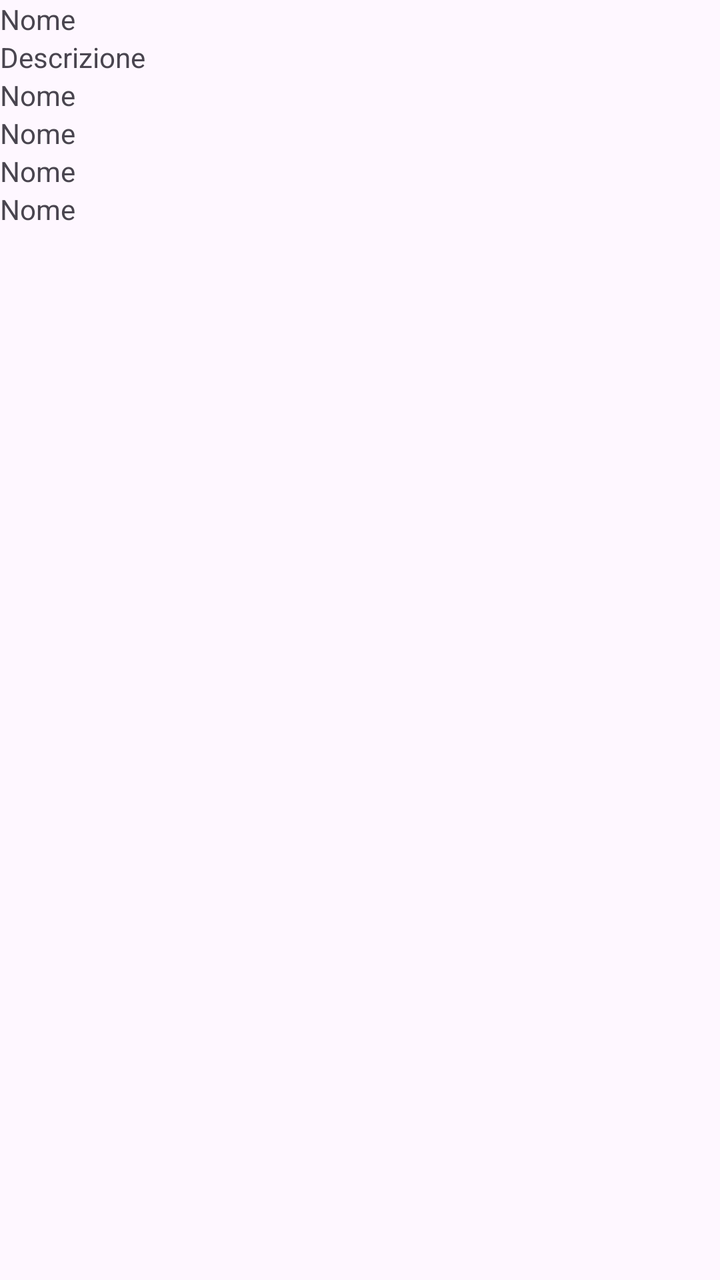
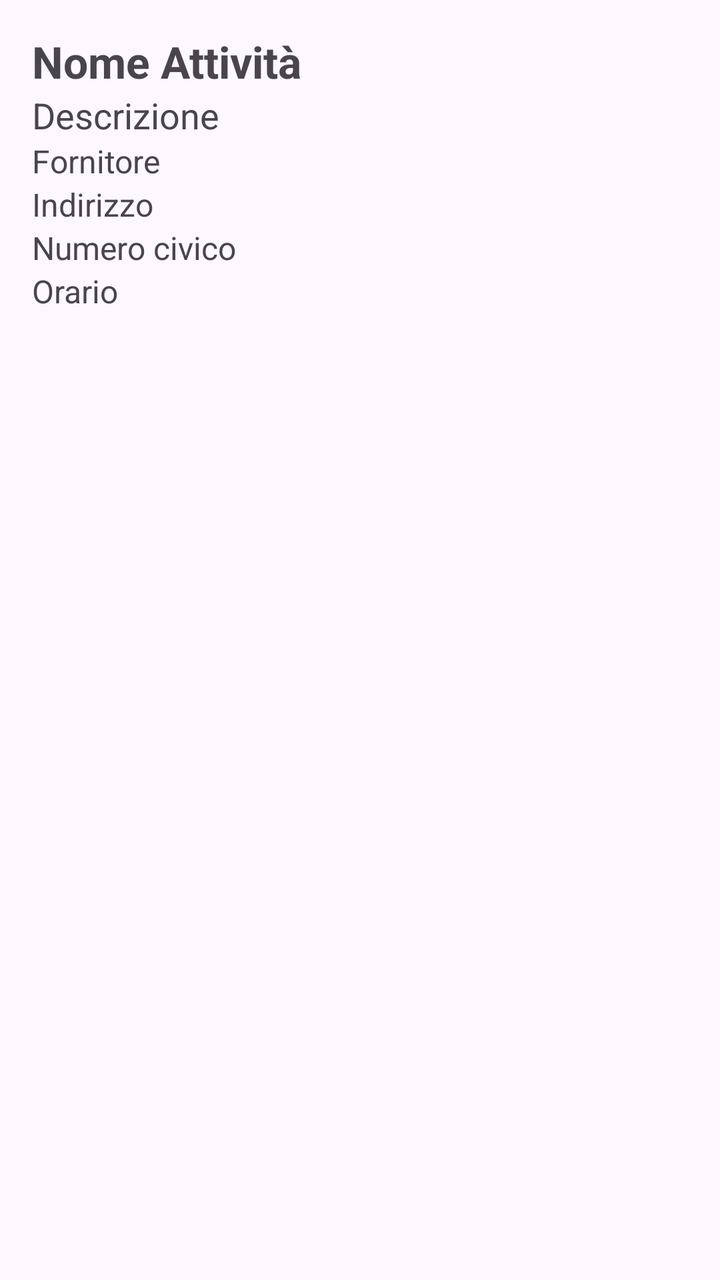

Compare the two renders of this Android layout. The source of the first and the diff that turns it into the second are given below.
<!-- AndroidManifest.xml: application theme Theme.AppPet -->
<!-- res/layout/activity_profilo_servizio.xml -->
<?xml version="1.0" encoding="utf-8"?>
<LinearLayout xmlns:android="http://schemas.android.com/apk/res/android"
    xmlns:app="http://schemas.android.com/apk/res-auto"
    xmlns:tools="http://schemas.android.com/tools"
    android:id="@+id/main"
    android:layout_width="match_parent"
    android:layout_height="match_parent"
    android:orientation="vertical"
    tools:context=".Activities.ProfiloServizio">

    <TextView android:id="@+id/Nome"
        android:layout_width="wrap_content"
        android:layout_height="wrap_content"
        android:text="Nome"
        />

    <TextView android:id="@+id/Descrizione"
        android:layout_width="wrap_content"
        android:layout_height="wrap_content"
        android:text="Descrizione"
        />

    <TextView android:id="@+id/Fornitore"
        android:layout_width="wrap_content"
        android:layout_height="wrap_content"
        android:text="Nome"
        />

    <TextView android:id="@+id/NumeroCvc"
        android:layout_width="wrap_content"
        android:layout_height="wrap_content"
        android:text="Nome"
        />

    <TextView android:id="@+id/Indirizzo"
        android:layout_width="wrap_content"
        android:layout_height="wrap_content"
        android:text="Nome"
        />

    <TextView android:id="@+id/Orario"
        android:layout_width="wrap_content"
        android:layout_height="wrap_content"
        android:text="Nome"
        />



</LinearLayout>
<!-- resources referenced by this layout -->
<resources>
  <style name="Theme.AppPet" parent="Base.Theme.AppPet" />
  <style name="Base.Theme.AppPet" parent="Theme.Material3.DayNight.NoActionBar">
          
          
      </style>
</resources>

<!-- the commit's change to res/layout/activity_profilo_servizio.xml (unified diff, before → after) -->
@@ -1,49 +1,53 @@
 <?xml version="1.0" encoding="utf-8"?>
 <LinearLayout xmlns:android="http://schemas.android.com/apk/res/android"
-    xmlns:app="http://schemas.android.com/apk/res-auto"
-    xmlns:tools="http://schemas.android.com/tools"
-    android:id="@+id/main"
-    android:layout_width="match_parent"
-    android:layout_height="match_parent"
+    android:layout_width="wrap_content"
+    android:layout_height="wrap_content"
     android:orientation="vertical"
-    tools:context=".Activities.ProfiloServizio">
+    android:padding="16dp"
+    android:layout_centerHorizontal="true"
+    >
 
-    <TextView android:id="@+id/Nome"
+    <TextView
+        android:id="@+id/NomeProfAtt"
         android:layout_width="wrap_content"
         android:layout_height="wrap_content"
-        android:text="Nome"
-        />
+        android:textStyle="bold"
+        android:textSize="22sp"
+        android:text="Nome Attività" />
 
-    <TextView android:id="@+id/Descrizione"
+    <TextView
+        android:id="@+id/DescrProfAtt"
         android:layout_width="wrap_content"
         android:layout_height="wrap_content"
-        android:text="Descrizione"
-        />
+        android:textSize="18sp"
+        android:text="Descrizione" />
 
-    <TextView android:id="@+id/Fornitore"
+    <TextView
+        android:id="@+id/FornitProfAtt"
         android:layout_width="wrap_content"
         android:layout_height="wrap_content"
-        android:text="Nome"
-        />
+        android:textSize="16sp"
+        android:text="Fornitore" />
 
-    <TextView android:id="@+id/NumeroCvc"
-        android:layout_width="wrap_content"
+    <TextView
+        android:id="@+id/IndirizzoProfAtt"
+        android:layout_width="match_parent"
         android:layout_height="wrap_content"
-        android:text="Nome"
-        />
-
-    <TextView android:id="@+id/Indirizzo"
-        android:layout_width="wrap_content"
-        android:layout_height="wrap_content"
-        android:text="Nome"
-        />
-
-    <TextView android:id="@+id/Orario"
-        android:layout_width="wrap_content"
-        android:layout_height="wrap_content"
-        android:text="Nome"
-        />
+        android:textSize="16sp"
+        android:text="Indirizzo" />
 
 
+    <TextView
+        android:id="@+id/NumeroCvc"
+        android:layout_width="match_parent"
+        android:layout_height="wrap_content"
+        android:textSize="16sp"
+        android:text="Numero civico" />
 
+    <TextView
+        android:id="@+id/OrarioProfAtt"
+        android:layout_width="match_parent"
+        android:layout_height="wrap_content"
+        android:textSize="16sp"
+        android:text="Orario" />
 </LinearLayout>
